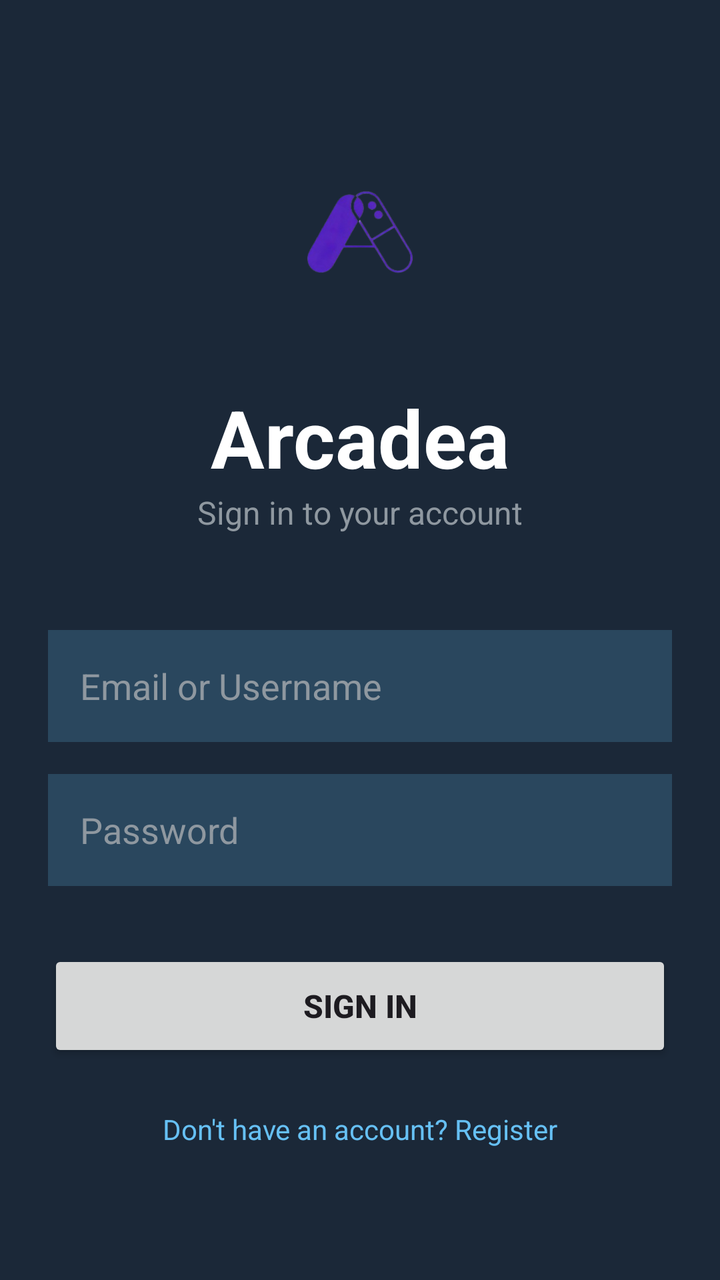
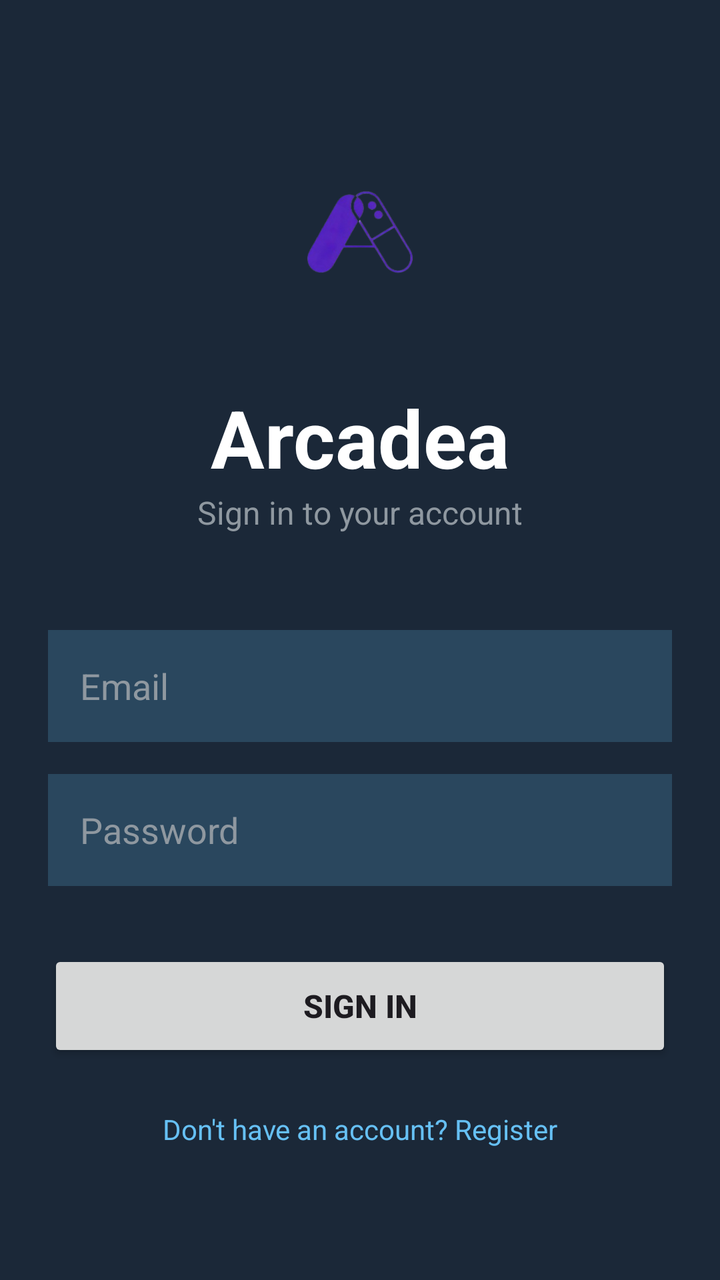

The first picture is an Android layout as it rendered before a commit; the second is the same layout after the commit. The layout source and the unified diff follow.
<!-- AndroidManifest.xml: application theme Theme.Arcadeaproject -->
<!-- res/layout/activity_sign_in.xml -->
<?xml version="1.0" encoding="utf-8"?>
<androidx.constraintlayout.widget.ConstraintLayout xmlns:android="http://schemas.android.com/apk/res/android"
    xmlns:app="http://schemas.android.com/apk/res-auto"
    xmlns:tools="http://schemas.android.com/tools"
    android:layout_width="match_parent"
    android:layout_height="match_parent"
    android:background="@color/background"
    android:padding="24dp"
    tools:context=".ui.main.Initial.SignInActivity">

    <ImageView
        android:id="@+id/iv_logo"
        android:layout_width="120dp"
        android:layout_height="120dp"
        android:layout_marginTop="32dp"
        android:src="@drawable/logo_arcadea_tanpa_bg"
        android:contentDescription="App Logo"
        app:layout_constraintEnd_toEndOf="parent"
        app:layout_constraintStart_toStartOf="parent"
        app:layout_constraintTop_toTopOf="parent" />

    <TextView
        android:id="@+id/tv_login_title"
        android:layout_width="wrap_content"
        android:layout_height="wrap_content"
        android:layout_marginTop="16dp"
        android:text="Arcadea"
        android:textColor="#FFFFFF"
        android:textSize="40sp"
        android:textStyle="bold"
        app:layout_constraintEnd_toEndOf="parent"
        app:layout_constraintStart_toStartOf="parent"
        app:layout_constraintTop_toBottomOf="@id/iv_logo" />

    <TextView
        android:id="@+id/tv_login_subtitle"
        android:layout_width="wrap_content"
        android:layout_height="wrap_content"
        android:text="Sign in to your account"
        android:textColor="#8F98A0"
        android:textSize="16sp"
        app:layout_constraintEnd_toEndOf="parent"
        app:layout_constraintStart_toStartOf="parent"
        app:layout_constraintTop_toBottomOf="@id/tv_login_title" />

    <EditText
        android:id="@+id/et_email"
        android:layout_width="match_parent"
        android:layout_height="56dp"
        android:layout_marginTop="48dp"
        android:background="#2A475E"
        android:hint="Email or Username"
        android:inputType="textEmailAddress"
        android:paddingHorizontal="16dp"
        android:textColor="#FFFFFF"
        android:textColorHint="#8F98A0"
        app:layout_constraintTop_toBottomOf="@id/tv_login_subtitle" />

    <EditText
        android:id="@+id/et_password"
        android:layout_width="match_parent"
        android:layout_height="56dp"
        android:layout_marginTop="16dp"
        android:background="#2A475E"
        android:hint="Password"
        android:inputType="textPassword"
        android:paddingHorizontal="16dp"
        android:textColor="#FFFFFF"
        android:textColorHint="#8F98A0"
        app:layout_constraintTop_toBottomOf="@id/et_email" />

    <Button
        android:id="@+id/btn_sign_in"
        android:layout_width="match_parent"
        android:layout_height="56dp"
        android:layout_marginTop="32dp"
        android:text="Sign In"
        android:textAllCaps="true"
        android:textSize="16sp"
        android:textStyle="bold"
        app:layout_constraintTop_toBottomOf="@id/et_password" />

    <TextView
        android:id="@+id/tv_go_to_register"
        android:layout_width="wrap_content"
        android:layout_height="wrap_content"
        android:layout_marginTop="24dp"
        android:text="Don't have an account? Register"
        android:textColor="#66C0F4"
        android:textSize="14sp"
        app:layout_constraintEnd_toEndOf="parent"
        app:layout_constraintStart_toStartOf="parent"
        app:layout_constraintTop_toBottomOf="@id/btn_sign_in" />

</androidx.constraintlayout.widget.ConstraintLayout>
<!-- resources referenced by this layout -->
<resources>
  <color name="background">#1B2838</color>
  <!-- drawable logo_arcadea_tanpa_bg: png bitmap (drawable, 45250 bytes) -->
  <style name="Theme.Arcadeaproject" parent="Base.Theme.Arcadeaproject" />
  <style name="Base.Theme.Arcadeaproject" parent="Theme.Material3.DayNight.NoActionBar">
          
          
      </style>
</resources>

<!-- the commit's change to res/layout/activity_sign_in.xml (unified diff, before → after) -->
@@ -49,7 +49,7 @@
         android:layout_height="56dp"
         android:layout_marginTop="48dp"
         android:background="#2A475E"
-        android:hint="Email or Username"
+        android:hint="Email"
         android:inputType="textEmailAddress"
         android:paddingHorizontal="16dp"
         android:textColor="#FFFFFF"
